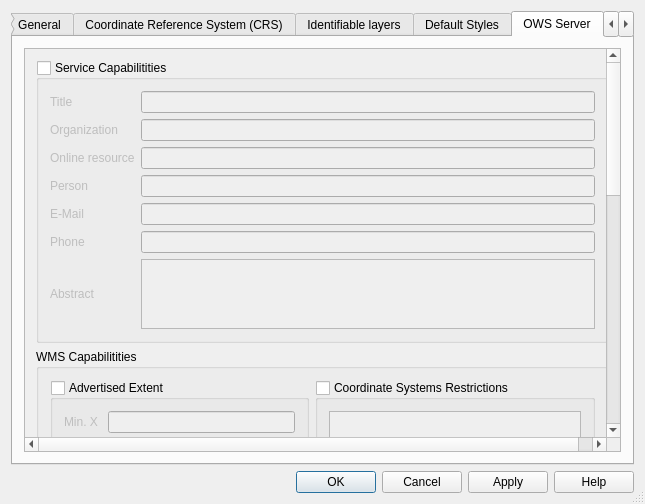
Above: src/ui/qgsprojectpropertiesbase.ui from qgis/QGIS before the change. Below: the same form after it.
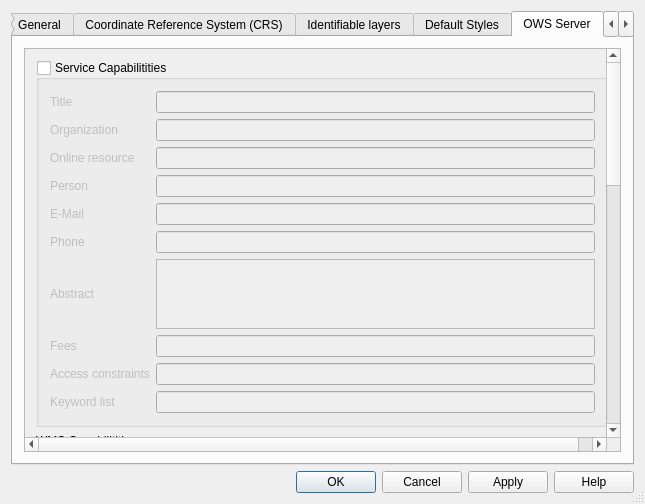
That is the form after the change. The open tabs and pages were chosen to show the change. Icons and pictures are not drawn. Custom widgets are drawn as their Qt base class.

Commit message: Support elements KeywordList, Fees, AccesConstraints in QGIS server capabilities

The edit to the form file:
```diff
--- a/src/ui/qgsprojectpropertiesbase.ui
+++ b/src/ui/qgsprojectpropertiesbase.ui
@@ -799,7 +799,7 @@
             <x>0</x>
             <y>0</y>
             <width>600</width>
-            <height>984</height>
+            <height>1085</height>
            </rect>
           </property>
           <layout class="QGridLayout" name="gridLayout_15">
@@ -900,6 +900,36 @@
               <item row="6" column="1">
                <widget class="QTextEdit" name="mWMSAbstract"/>
               </item>
+              <item row="7" column="1">
+               <widget class="QLineEdit" name="mWMSFees"/>
+              </item>
+              <item row="7" column="0">
+               <widget class="QLabel" name="mWMSFeesLabel">
+                <property name="text">
+                 <string>Fees</string>
+                </property>
+               </widget>
+              </item>
+              <item row="8" column="1">
+               <widget class="QLineEdit" name="mWMSAccessConstraints"/>
+              </item>
+              <item row="8" column="0">
+               <widget class="QLabel" name="mWMSAccessConstraintsLabel">
+                <property name="text">
+                 <string>Access constraints</string>
+                </property>
+               </widget>
+              </item>
+              <item row="9" column="1">
+               <widget class="QLineEdit" name="mWMSKeywordList"/>
+              </item>
+              <item row="9" column="0">
+               <widget class="QLabel" name="mWMSKeywordListLabel">
+                <property name="text">
+                 <string>Keyword list</string>
+                </property>
+               </widget>
+              </item>
              </layout>
             </widget>
            </item>
```
Left out of the diff: 22 changed lines with no effect on the pictures. The commit also changes 2 other files.
